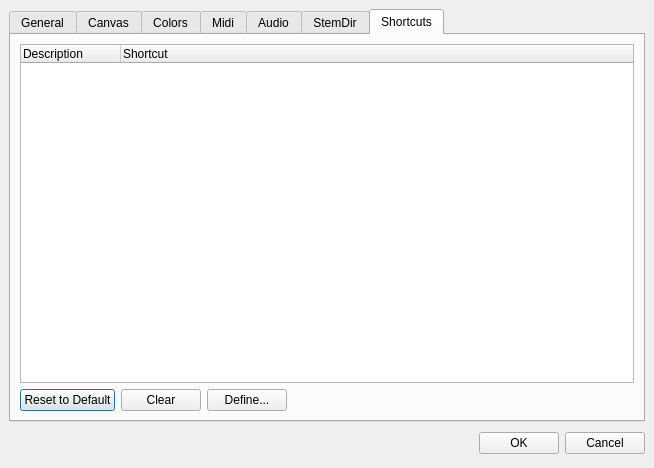
Above: mscore/mscore/prefsdialog.ui from musescore/musescore-old before the change. Below: the same form after it.
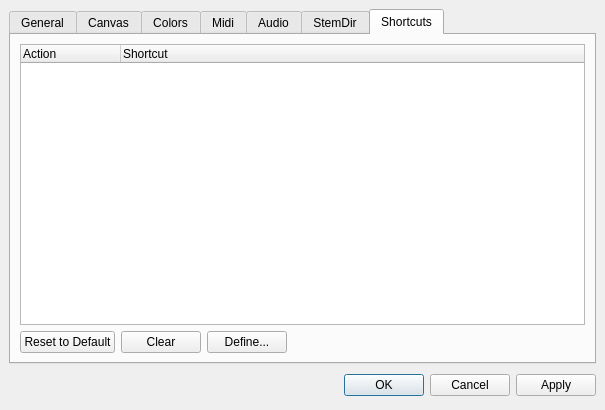
That is the form after the change. The open tabs and pages were chosen to show the change. Icons and pictures are not drawn.

Diff of the .ui file:
```diff
--- a/mscore/mscore/prefsdialog.ui
+++ b/mscore/mscore/prefsdialog.ui
@@ -5,8 +5,8 @@
    <rect>
     <x>0</x>
     <y>0</y>
-    <width>654</width>
-    <height>468</height>
+    <width>605</width>
+    <height>410</height>
    </rect>
   </property>
   <property name="windowTitle" >
@@ -2936,7 +2936,7 @@
          </property>
          <column>
           <property name="text" >
-           <string>Description</string>
+           <string>Action</string>
           </property>
          </column>
          <column>
@@ -3016,16 +3016,12 @@
       </spacer>
      </item>
      <item>
-      <widget class="QPushButton" name="buttonOk" >
-       <property name="text" >
-        <string>OK</string>
+      <widget class="QDialogButtonBox" name="buttonBox" >
+       <property name="orientation" >
+        <enum>Qt::Horizontal</enum>
        </property>
-      </widget>
-     </item>
-     <item>
-      <widget class="QPushButton" name="buttonCancel" >
-       <property name="text" >
-        <string>Cancel</string>
+       <property name="standardButtons" >
+        <set>QDialogButtonBox::Apply|QDialogButtonBox::Cancel|QDialogButtonBox::NoButton|QDialogButtonBox::Ok</set>
        </property>
       </widget>
      </item>
```
Left out of the diff: 37 changed lines with no effect on the pictures.
